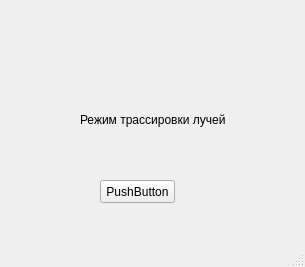
Qt form mainwindow.ui (ogarokpeter/Geogebra2) before a commit.
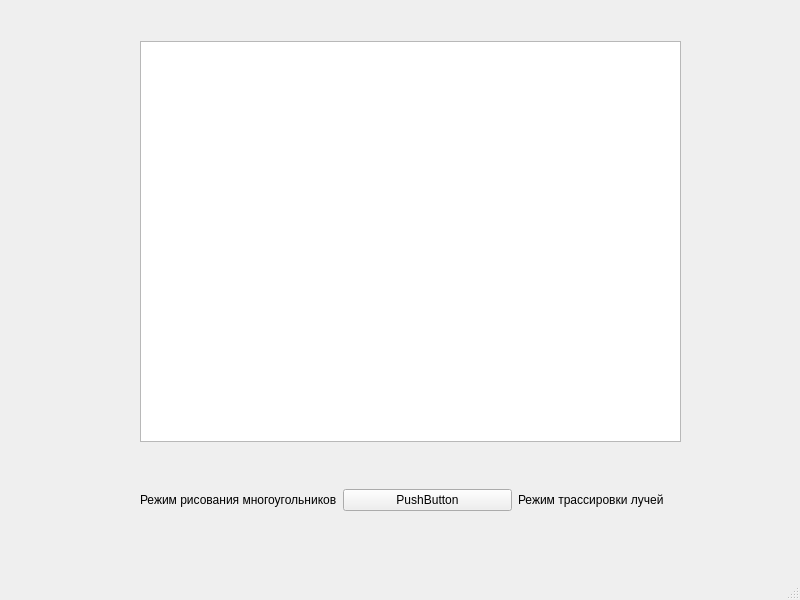
The same form after that commit. Custom widgets are drawn as their Qt base class.

What changed in the file:
```diff
--- a/mainwindow.ui
+++ b/mainwindow.ui
@@ -6,39 +6,62 @@
    <rect>
     <x>0</x>
     <y>0</y>
-    <width>305</width>
-    <height>267</height>
+    <width>800</width>
+    <height>600</height>
    </rect>
   </property>
+  <property name="sizePolicy">
+   <sizepolicy hsizetype="Fixed" vsizetype="Fixed">
+    <horstretch>0</horstretch>
+    <verstretch>0</verstretch>
+   </sizepolicy>
+  </property>
   <property name="windowTitle">
    <string>MainWindow</string>
   </property>
   <widget class="QWidget" name="centralwidget">
-   <widget class="Switch" name="pushButton">
+   <widget class="QWidget" name="horizontalLayoutWidget">
     <property name="geometry">
      <rect>
-      <x>100</x>
-      <y>180</y>
-      <width>75</width>
-      <height>23</height>
+      <x>140</x>
+      <y>460</y>
+      <width>547</width>
+      <height>80</height>
      </rect>
     </property>
-    <property name="text">
-     <string>PushButton</string>
-    </property>
+    <layout class="QHBoxLayout" name="horizontalLayout">
+     <item>
+      <widget class="QLabel" name="label">
+       <property name="text">
+        <string>Режим рисования многоугольников</string>
+       </property>
+      </widget>
+     </item>
+     <item>
+      <widget class="Switch" name="pushButton">
+       <property name="text">
+        <string>PushButton</string>
+       </property>
+      </widget>
+     </item>
+     <item>
+      <widget class="QLabel" name="label_2">
+       <property name="text">
+        <string>Режим трассировки лучей</string>
+       </property>
+      </widget>
+     </item>
+    </layout>
    </widget>
-   <widget class="QLabel" name="label">
+   <widget class="GraphicsView" name="graphicsView">
     <property name="geometry">
      <rect>
-      <x>80</x>
-      <y>110</y>
-      <width>151</width>
-      <height>20</height>
+      <x>140</x>
+      <y>41</y>
+      <width>541</width>
+      <height>401</height>
      </rect>
     </property>
-    <property name="text">
-     <string>Режим трассировки лучей</string>
-    </property>
    </widget>
   </widget>
   <widget class="QStatusBar" name="statusbar"/>
@@ -49,6 +72,11 @@
    <extends>QPushButton</extends>
    <header location="global">switch.h</header>
   </customwidget>
+  <customwidget>
+   <class>GraphicsView</class>
+   <extends>QGraphicsView</extends>
+   <header location="global">graphicview.h</header>
+  </customwidget>
  </customwidgets>
  <resources/>
  <connections/>
```
Left out of the diff: 10 changed lines with no effect on the pictures.
